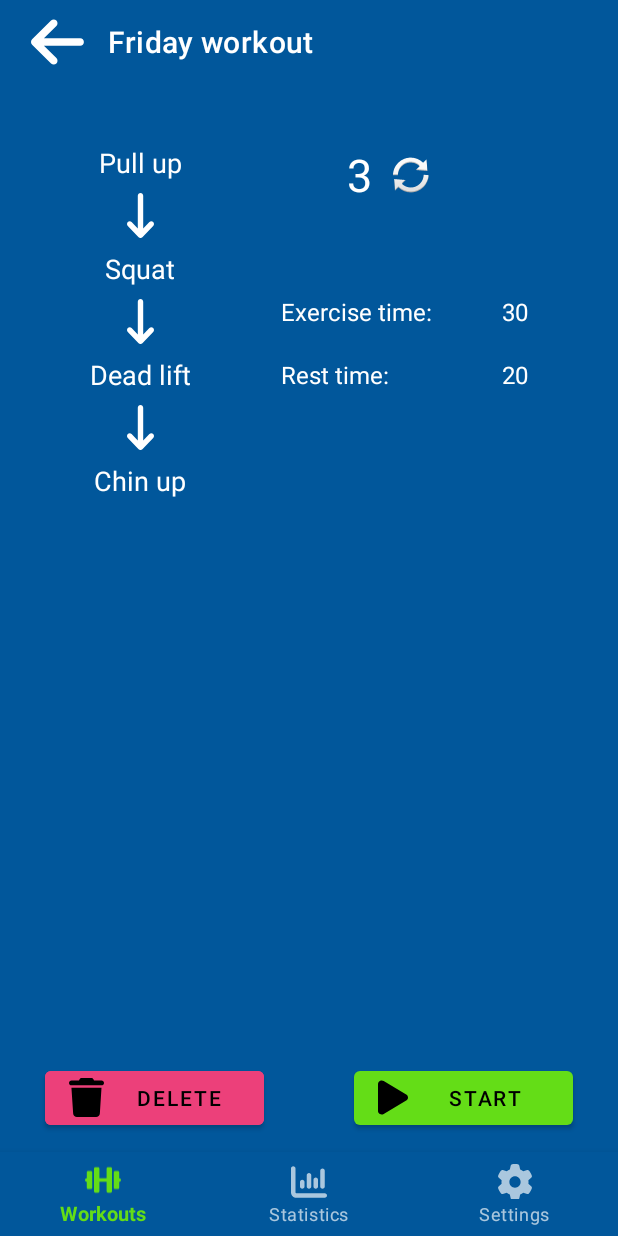
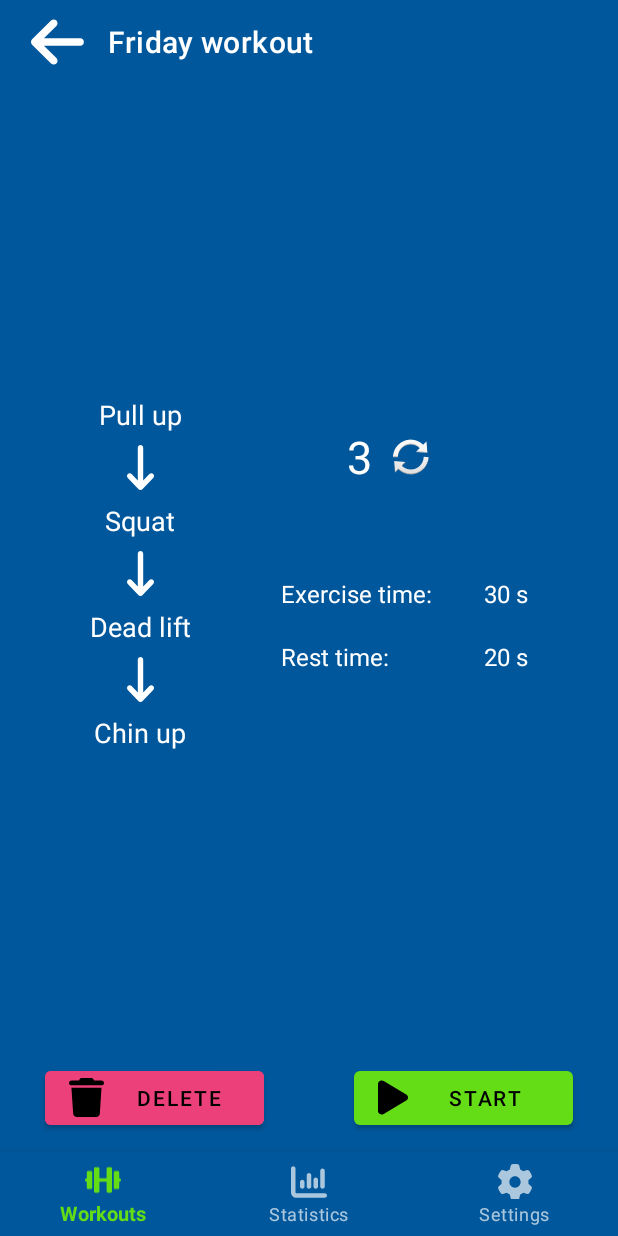
Before and after one commit to Rutzzz/CircularWorkout, an Android app: the screen it shows after launch (MainActivity), after a tap on an icon or button, on a phone screen of 412 x 824 dp. Run offline under Robolectric (Android 15) with nearby library versions, the phone set to English and light mode, and no system bars; our stand-ins replace navigation-ui.

Commit message:
Workout detail final adjustments

```diff
--- a/app/src/main/java/cz/muni/fi/circularworkout/ui/workout/detail/WorkoutDetailFragment.kt
+++ b/app/src/main/java/cz/muni/fi/circularworkout/ui/workout/detail/WorkoutDetailFragment.kt
@@ -46,8 +46,8 @@ class WorkoutDetailFragment : Fragment() {
         binding.toolbar.title = workout.name
         buildExerciseLayout(workout.exerciseNames)
         binding.roundsTextView.text = workout.rounds.toString()
-        binding.exerciseTimeTextView.text = workout.exerciseTime.toString()
-        binding.restTimeTextView.text = workout.restTime.toString()
+        binding.exerciseTimeTextView.text = workout.exerciseTime.toString() + " s"
+        binding.restTimeTextView.text = workout.restTime.toString() + " s"
     }
 
     private fun buildExerciseLayout(exerciseNames: List<String>) =
--- a/app/src/main/res/layout/fragment_workout_detail.xml
+++ b/app/src/main/res/layout/fragment_workout_detail.xml
@@ -23,6 +23,7 @@
         app:layout_constraintTop_toBottomOf="@id/toolbar"
         app:layout_constraintStart_toStartOf="parent"
         app:layout_constraintEnd_toEndOf="parent"
+        app:layout_constraintBottom_toTopOf="@id/delete_button"
         android:paddingHorizontal="60dp"
         android:paddingVertical="40dp"
     >
@@ -42,6 +43,7 @@
             android:id="@+id/rounds_text_view"
             android:layout_width="wrap_content"
             android:layout_height="wrap_content"
+            android:layout_marginTop="20dp"
             app:layout_constraintStart_toEndOf="@id/exercises_layout"
             app:layout_constraintEnd_toEndOf="parent"
             app:layout_constraintTop_toTopOf="parent"
```
